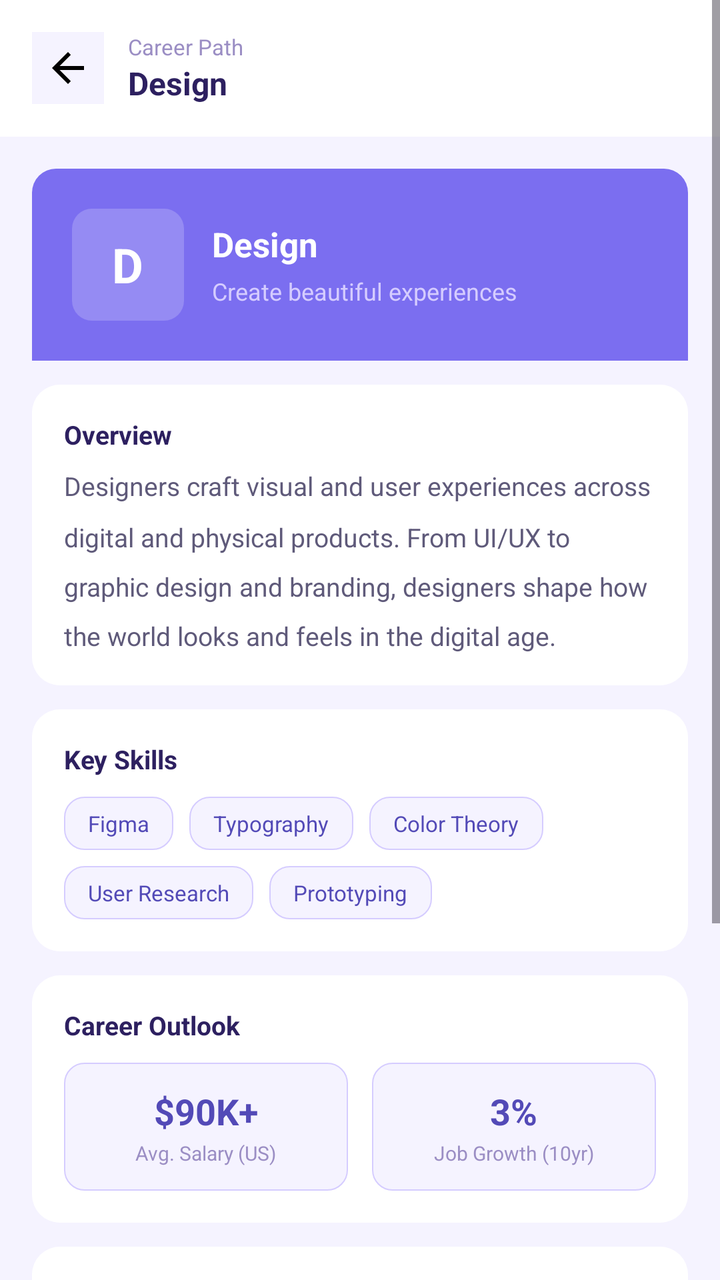
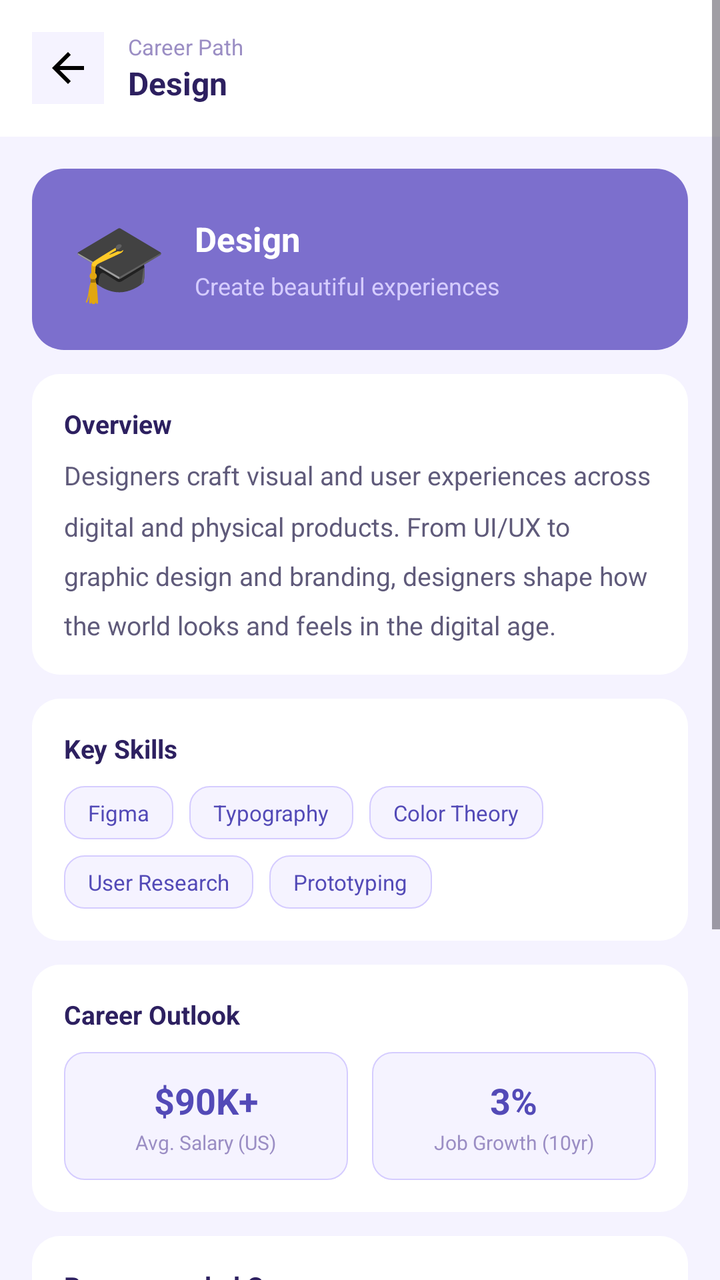

Compare the two renders of this Android layout. The source of the first and the diff that turns it into the second are given below.
<!-- AndroidManifest.xml: application theme Theme.Mind2Career -->
<!-- res/layout/activity_design.xml -->
<?xml version="1.0" encoding="utf-8"?>
<ScrollView
    xmlns:android="http://schemas.android.com/apk/res/android"
    xmlns:app="http://schemas.android.com/apk/res-auto"
    android:layout_width="match_parent"
    android:layout_height="match_parent"
    android:id="@+id/main"
    android:background="#F5F3FF"
    android:fillViewport="true">

    <LinearLayout
        android:layout_width="match_parent"
        android:layout_height="wrap_content"
        android:orientation="vertical">

        
        <LinearLayout
            android:layout_width="match_parent"
            android:layout_height="wrap_content"
            android:background="#FFFFFF"
            android:orientation="horizontal"
            android:padding="16dp"
            android:gravity="center_vertical">

            <ImageButton
                android:id="@+id/btnBack"
                android:layout_width="36dp"
                android:layout_height="36dp"
                android:background="#F5F3FF"
                android:src="@drawable/ic_back"
                android:padding="6dp"
                android:contentDescription="Back"/>

            <LinearLayout
                android:layout_width="0dp"
                android:layout_height="wrap_content"
                android:layout_weight="1"
                android:layout_marginStart="12dp"
                android:orientation="vertical">

                <TextView
                    android:layout_width="wrap_content"
                    android:layout_height="wrap_content"
                    android:text="Career Path"
                    android:textSize="11sp"
                    android:textColor="#9B8EC4"/>

                <TextView
                    android:layout_width="wrap_content"
                    android:layout_height="wrap_content"
                    android:text="Design"
                    android:textSize="16sp"
                    android:textStyle="bold"
                    android:textColor="#2D2060"/>
            </LinearLayout>
        </LinearLayout>

        <LinearLayout
            android:layout_width="match_parent"
            android:layout_height="wrap_content"
            android:orientation="vertical"
            android:padding="16dp">

            
            <LinearLayout
                android:layout_width="match_parent"
                android:layout_height="wrap_content"
                android:layout_marginBottom="12dp"
                android:background="@drawable/herocard"
                android:gravity="center_vertical"
                android:orientation="horizontal"
                android:padding="20dp">

                <LinearLayout
                    android:layout_width="56dp"
                    android:layout_height="56dp"
                    android:background="@drawable/heroicon"
                    android:gravity="center">

                    <TextView
                        android:layout_width="wrap_content"
                        android:layout_height="wrap_content"
                        android:text="D"
                        android:textColor="#FFFFFF"
                        android:textSize="24sp"
                        android:textStyle="bold" />
                </LinearLayout>

                <LinearLayout
                    android:layout_width="0dp"
                    android:layout_height="wrap_content"
                    android:layout_marginStart="14dp"
                    android:layout_weight="1"
                    android:orientation="vertical">

                    <TextView
                        android:layout_width="wrap_content"
                        android:layout_height="wrap_content"
                        android:text="Design"
                        android:textColor="#FFFFFF"
                        android:textSize="17sp"
                        android:textStyle="bold" />

                    <TextView
                        android:layout_width="wrap_content"
                        android:layout_height="wrap_content"
                        android:layout_marginTop="4dp"
                        android:text="Create beautiful experiences"
                        android:textColor="#D5CCFF"
                        android:textSize="12sp" />
                </LinearLayout>
            </LinearLayout>

            
            <androidx.cardview.widget.CardView
                android:layout_width="match_parent"
                android:layout_height="wrap_content"
                android:layout_marginBottom="12dp"
                app:cardCornerRadius="14dp"
                app:cardElevation="0dp">

                <LinearLayout
                    android:layout_width="match_parent"
                    android:layout_height="wrap_content"
                    android:background="#FFFFFF"
                    android:orientation="vertical"
                    android:padding="16dp">

                    <TextView
                        android:layout_width="wrap_content"
                        android:layout_height="wrap_content"
                        android:layout_marginBottom="8dp"
                        android:text="Overview"
                        android:textColor="#2D2060"
                        android:textSize="13sp"
                        android:textStyle="bold" />

                    <TextView
                        android:layout_width="match_parent"
                        android:layout_height="wrap_content"
                        android:lineSpacingMultiplier="1.6"
                        android:text="Designers craft visual and user experiences across digital and physical products. From UI/UX to graphic design and branding, designers shape how the world looks and feels in the digital age."
                        android:textColor="#5F5A7A"
                        android:textSize="13sp" />
                </LinearLayout>
            </androidx.cardview.widget.CardView>

            
            <androidx.cardview.widget.CardView
                android:layout_width="match_parent"
                android:layout_height="wrap_content"
                android:layout_marginBottom="12dp"
                app:cardCornerRadius="14dp"
                app:cardElevation="0dp">

                <LinearLayout
                    android:layout_width="match_parent"
                    android:layout_height="wrap_content"
                    android:background="#FFFFFF"
                    android:orientation="vertical"
                    android:padding="16dp">

                    <TextView
                        android:layout_width="wrap_content"
                        android:layout_height="wrap_content"
                        android:layout_marginBottom="10dp"
                        android:text="Key Skills"
                        android:textColor="#2D2060"
                        android:textSize="13sp"
                        android:textStyle="bold" />

                    <LinearLayout
                        android:layout_width="match_parent"
                        android:layout_height="wrap_content"
                        android:layout_marginBottom="8dp"
                        android:orientation="horizontal">

                        <TextView
                            android:layout_width="wrap_content"
                            android:layout_height="wrap_content"
                            android:layout_marginEnd="8dp"
                            android:background="@drawable/courseitem"
                            android:paddingStart="12dp"
                            android:paddingTop="6dp"
                            android:paddingEnd="12dp"
                            android:paddingBottom="6dp"
                            android:text="Figma"
                            android:textColor="#534AB7"
                            android:textSize="11sp" />

                        <TextView
                            android:layout_width="wrap_content"
                            android:layout_height="wrap_content"
                            android:layout_marginEnd="8dp"
                            android:background="@drawable/courseitem"
                            android:paddingStart="12dp"
                            android:paddingTop="6dp"
                            android:paddingEnd="12dp"
                            android:paddingBottom="6dp"
                            android:text="Typography"
                            android:textColor="#534AB7"
                            android:textSize="11sp" />

                        <TextView
                            android:layout_width="wrap_content"
                            android:layout_height="wrap_content"
                            android:background="@drawable/courseitem"
                            android:paddingStart="12dp"
                            android:paddingTop="6dp"
                            android:paddingEnd="12dp"
                            android:paddingBottom="6dp"
                            android:text="Color Theory"
                            android:textColor="#534AB7"
                            android:textSize="11sp" />
                    </LinearLayout>

                    <LinearLayout
                        android:layout_width="match_parent"
                        android:layout_height="wrap_content"
                        android:orientation="horizontal">

                        <TextView
                            android:layout_width="wrap_content"
                            android:layout_height="wrap_content"
                            android:layout_marginEnd="8dp"
                            android:background="@drawable/courseitem"
                            android:paddingStart="12dp"
                            android:paddingTop="6dp"
                            android:paddingEnd="12dp"
                            android:paddingBottom="6dp"
                            android:text="User Research"
                            android:textColor="#534AB7"
                            android:textSize="11sp" />

                        <TextView
                            android:layout_width="wrap_content"
                            android:layout_height="wrap_content"
                            android:background="@drawable/courseitem"
                            android:paddingStart="12dp"
                            android:paddingTop="6dp"
                            android:paddingEnd="12dp"
                            android:paddingBottom="6dp"
                            android:text="Prototyping"
                            android:textColor="#534AB7"
                            android:textSize="11sp" />
                    </LinearLayout>
                </LinearLayout>
            </androidx.cardview.widget.CardView>

            
            <androidx.cardview.widget.CardView
                android:layout_width="match_parent"
                android:layout_height="wrap_content"
                android:layout_marginBottom="12dp"
                app:cardCornerRadius="14dp"
                app:cardElevation="0dp">

                <LinearLayout
                    android:layout_width="match_parent"
                    android:layout_height="wrap_content"
                    android:background="#FFFFFF"
                    android:orientation="vertical"
                    android:padding="16dp">

                    <TextView
                        android:layout_width="wrap_content"
                        android:layout_height="wrap_content"
                        android:layout_marginBottom="10dp"
                        android:text="Career Outlook"
                        android:textColor="#2D2060"
                        android:textSize="13sp"
                        android:textStyle="bold" />

                    <LinearLayout
                        android:layout_width="match_parent"
                        android:layout_height="wrap_content"
                        android:orientation="horizontal"
                        android:weightSum="2">

                        <LinearLayout
                            android:layout_width="0dp"
                            android:layout_height="wrap_content"
                            android:layout_marginEnd="6dp"
                            android:layout_weight="1"
                            android:background="@drawable/courseitem"
                            android:gravity="center"
                            android:orientation="vertical"
                            android:padding="12dp">

                            <TextView
                                android:layout_width="wrap_content"
                                android:layout_height="wrap_content"
                                android:text="$90K+"
                                android:textColor="#534AB7"
                                android:textSize="18sp"
                                android:textStyle="bold" />

                            <TextView
                                android:layout_width="wrap_content"
                                android:layout_height="wrap_content"
                                android:layout_marginTop="2dp"
                                android:text="Avg. Salary (US)"
                                android:textColor="#9B8EC4"
                                android:textSize="10sp" />
                        </LinearLayout>

                        <LinearLayout
                            android:layout_width="0dp"
                            android:layout_height="wrap_content"
                            android:layout_marginStart="6dp"
                            android:layout_weight="1"
                            android:background="@drawable/courseitem"
                            android:gravity="center"
                            android:orientation="vertical"
                            android:padding="12dp">

                            <TextView
                                android:layout_width="wrap_content"
                                android:layout_height="wrap_content"
                                android:text="3%"
                                android:textColor="#534AB7"
                                android:textSize="18sp"
                                android:textStyle="bold" />

                            <TextView
                                android:layout_width="wrap_content"
                                android:layout_height="wrap_content"
                                android:layout_marginTop="2dp"
                                android:text="Job Growth (10yr)"
                                android:textColor="#9B8EC4"
                                android:textSize="10sp" />
                        </LinearLayout>
                    </LinearLayout>
                </LinearLayout>
            </androidx.cardview.widget.CardView>

            
            <androidx.cardview.widget.CardView
                android:layout_width="match_parent"
                android:layout_height="wrap_content"
                android:layout_marginBottom="16dp"
                app:cardCornerRadius="14dp"
                app:cardElevation="0dp">

                <LinearLayout
                    android:layout_width="match_parent"
                    android:layout_height="wrap_content"
                    android:background="#FFFFFF"
                    android:orientation="vertical"
                    android:padding="16dp">

                    <TextView
                        android:layout_width="wrap_content"
                        android:layout_height="wrap_content"
                        android:layout_marginBottom="10dp"
                        android:text="Recommended Courses"
                        android:textColor="#2D2060"
                        android:textSize="13sp"
                        android:textStyle="bold" />

                    
                    <LinearLayout
                        android:id="@+id/layoutGoogle"
                        android:layout_width="match_parent"
                        android:layout_height="wrap_content"
                        android:layout_marginBottom="8dp"
                        android:background="@drawable/courseitem"
                        android:gravity="center_vertical"
                        android:orientation="horizontal"
                        android:padding="10dp">

                        <LinearLayout
                            android:layout_width="32dp"
                            android:layout_height="32dp"
                            android:layout_marginEnd="10dp"
                            android:background="@drawable/roadmap"
                            android:gravity="center">

                            <TextView
                                android:layout_width="wrap_content"
                                android:layout_height="wrap_content"
                                android:text="G"
                                android:textColor="#FFFFFF"
                                android:textSize="14sp"
                                android:textStyle="bold" />
                        </LinearLayout>

                        <LinearLayout
                            android:layout_width="0dp"
                            android:layout_height="wrap_content"
                            android:layout_weight="1"
                            android:orientation="vertical">

                            <TextView
                                android:layout_width="wrap_content"
                                android:layout_height="wrap_content"
                                android:text="Google UX Design"
                                android:textColor="#2D2060"
                                android:textSize="12sp"
                                android:textStyle="bold" />

                            <TextView
                                android:layout_width="wrap_content"
                                android:layout_height="wrap_content"
                                android:text="Coursera Certificate"
                                android:textColor="#9B8EC4"
                                android:textSize="10sp" />
                        </LinearLayout>

                        <TextView
                            android:layout_width="wrap_content"
                            android:layout_height="wrap_content"
                            android:text="→"
                            android:textColor="#7C6FCD"
                            android:textSize="14sp" />
                    </LinearLayout>

                    
                    <LinearLayout
                        android:id="@+id/layoutFigma"
                        android:layout_width="match_parent"
                        android:layout_height="wrap_content"
                        android:layout_marginBottom="8dp"
                        android:background="@drawable/courseitem"
                        android:gravity="center_vertical"
                        android:orientation="horizontal"
                        android:padding="10dp">

                        <LinearLayout
                            android:layout_width="32dp"
                            android:layout_height="32dp"
                            android:layout_marginEnd="10dp"
                            android:background="@drawable/roadmap"
                            android:gravity="center">

                            <TextView
                                android:layout_width="wrap_content"
                                android:layout_height="wrap_content"
                                android:text="F"
                                android:textColor="#FFFFFF"
                                android:textSize="14sp"
                                android:textStyle="bold" />
                        </LinearLayout>

                        <LinearLayout
                            android:layout_width="0dp"
                            android:layout_height="wrap_content"
                            android:layout_weight="1"
                            android:orientation="vertical">

                            <TextView
                                android:layout_width="wrap_content"
                                android:layout_height="wrap_content"
                                android:text="Figma Academy"
                                android:textColor="#2D2060"
                                android:textSize="12sp"
                                android:textStyle="bold" />

                            <TextView
                                android:layout_width="wrap_content"
                                android:layout_height="wrap_content"
                                android:text="UI/UX Design Fundamentals"
                                android:textColor="#9B8EC4"
                                android:textSize="10sp" />
                        </LinearLayout>

                        <TextView
                            android:layout_width="wrap_content"
                            android:layout_height="wrap_content"
                            android:text="→"
                            android:textColor="#7C6FCD"
                            android:textSize="14sp" />
                    </LinearLayout>

                    
                    <LinearLayout
                        android:id="@+id/layoutDribbble"
                        android:layout_width="match_parent"
                        android:layout_height="wrap_content"
                        android:background="@drawable/courseitem"
                        android:gravity="center_vertical"
                        android:orientation="horizontal"
                        android:padding="10dp">

                        <LinearLayout
                            android:layout_width="32dp"
                            android:layout_height="32dp"
                            android:layout_marginEnd="10dp"
                            android:background="@drawable/roadmap"
                            android:gravity="center">

                            <TextView
                                android:layout_width="wrap_content"
                                android:layout_height="wrap_content"
                                android:text="D"
                                android:textColor="#FFFFFF"
                                android:textSize="14sp"
                                android:textStyle="bold" />
                        </LinearLayout>

                        <LinearLayout
                            android:layout_width="0dp"
                            android:layout_height="wrap_content"
                            android:layout_weight="1"
                            android:orientation="vertical">

                            <TextView
                                android:layout_width="wrap_content"
                                android:layout_height="wrap_content"
                                android:text="Dribbble"
                                android:textColor="#2D2060"
                                android:textSize="12sp"
                                android:textStyle="bold" />

                            <TextView
                                android:layout_width="wrap_content"
                                android:layout_height="wrap_content"
                                android:text="Design Course and Community"
                                android:textColor="#9B8EC4"
                                android:textSize="10sp" />
                        </LinearLayout>

                        <TextView
                            android:layout_width="wrap_content"
                            android:layout_height="wrap_content"
                            android:text="→"
                            android:textColor="#7C6FCD"
                            android:textSize="14sp" />
                    </LinearLayout>

                </LinearLayout>
            </androidx.cardview.widget.CardView>

        </LinearLayout>
    </LinearLayout>
</ScrollView>
<!-- resources referenced by this layout -->
<resources>
  <!-- drawable courseitem (drawable) -->
  <?xml version="1.0" encoding="utf-8"?>
  <shape xmlns:android="http://schemas.android.com/apk/res/android">
      <solid android:color="#F5F3FF" />
      <corners android:radius="10dp" />
      <stroke android:width="0.5dp" android:color="#D5CCFF" />
  </shape>
  <!-- drawable herocard (drawable) -->
  <?xml version="1.0" encoding="utf-8"?>
  <shape xmlns:android="http://schemas.android.com/apk/res/android"
      android:shape="rectangle">
      <solid android:color="#7B6EF0"/>
      <corners
          android:topLeftRadius="12dp"
          android:topRightRadius="12dp"
          android:bottomLeftRadius="0dp"
          android:bottomRightRadius="0dp"/>
  </shape>
  <!-- drawable heroicon (drawable) -->
  <?xml version="1.0" encoding="utf-8"?>
  <shape xmlns:android="http://schemas.android.com/apk/res/android"
      android:shape="rectangle">
      <solid android:color="#33FFFFFF"/>
      <corners android:radius="10dp"/>
  </shape>
  <!-- drawable ic_back (drawable) -->
  <vector xmlns:android="http://schemas.android.com/apk/res/android" android:autoMirrored="true" android:height="24dp" android:tint="#000000" android:viewportHeight="24" android:viewportWidth="24" android:width="24dp">
        
      <path android:fillColor="@android:color/white" android:pathData="M20,11H7.83l5.59,-5.59L12,4l-8,8 8,8 1.41,-1.41L7.83,13H20v-2z"/>
      
  </vector>
  <!-- drawable roadmap (drawable) -->
  <?xml version="1.0" encoding="utf-8"?>
  <shape xmlns:android="http://schemas.android.com/apk/res/android"
      android:shape="oval">
      <solid android:color="#6C5CE7"/>
  </shape>
  <style name="Theme.Mind2Career" parent="Base.Theme.Mind2Career" />
  <style name="Base.Theme.Mind2Career" parent="Theme.Material3.DayNight.NoActionBar">
          
          
      </style>
</resources>

<!-- the commit's change to res/layout/activity_design.xml (unified diff, before → after) -->
@@ -6,7 +6,8 @@
     android:layout_height="match_parent"
     android:id="@+id/main"
     android:background="#F5F3FF"
-    android:fillViewport="true">
+    android:fillViewport="true"
+    android:fitsSystemWindows="true">
 
     <LinearLayout
         android:layout_width="match_parent"
@@ -62,54 +63,52 @@
             android:padding="16dp">
 
             
-            <LinearLayout
+            <androidx.cardview.widget.CardView
                 android:layout_width="match_parent"
                 android:layout_height="wrap_content"
                 android:layout_marginBottom="12dp"
-                android:background="@drawable/herocard"
-                android:gravity="center_vertical"
-                android:orientation="horizontal"
-                android:padding="20dp">
+                app:cardCornerRadius="16dp"
+                app:cardElevation="0dp">
 
                 <LinearLayout
-                    android:layout_width="56dp"
-                    android:layout_height="56dp"
-                    android:background="@drawable/heroicon"
-                    android:gravity="center">
+                    android:layout_width="match_parent"
+                    android:layout_height="wrap_content"
+                    android:background="#7C6FCD"
+                    android:orientation="horizontal"
+                    android:padding="20dp"
+                    android:gravity="center_vertical">
 
                     <TextView
                         android:layout_width="wrap_content"
                         android:layout_height="wrap_content"
-                        android:text="D"
-                        android:textColor="#FFFFFF"
-                        android:textSize="24sp"
-                        android:textStyle="bold" />
+                        android:text="🎓"
+                        android:textSize="38sp"/>
+
+                    <LinearLayout
+                        android:layout_width="0dp"
+                        android:layout_height="wrap_content"
+                        android:layout_weight="1"
+                        android:layout_marginStart="14dp"
+                        android:orientation="vertical">
+
+                        <TextView
+                            android:layout_width="wrap_content"
+                            android:layout_height="wrap_content"
+                            android:text="Design"
+                            android:textSize="17sp"
+                            android:textStyle="bold"
+                            android:textColor="#FFFFFF"/>
+
+                        <TextView
+                            android:layout_width="wrap_content"
+                            android:layout_height="wrap_content"
+                            android:text="Create beautiful experiences"
+                            android:textSize="12sp"
+                            android:textColor="#D5CCFF"
+                            android:layout_marginTop="4dp"/>
+                    </LinearLayout>
                 </LinearLayout>
-
-                <LinearLayout
-                    android:layout_width="0dp"
-                    android:layout_height="wrap_content"
-                    android:layout_marginStart="14dp"
-                    android:layout_weight="1"
-                    android:orientation="vertical">
-
-                    <TextView
-                        android:layout_width="wrap_content"
-                        android:layout_height="wrap_content"
-                        android:text="Design"
-                        android:textColor="#FFFFFF"
-                        android:textSize="17sp"
-                        android:textStyle="bold" />
-
-                    <TextView
-                        android:layout_width="wrap_content"
-                        android:layout_height="wrap_content"
-                        android:layout_marginTop="4dp"
-                        android:text="Create beautiful experiences"
-                        android:textColor="#D5CCFF"
-                        android:textSize="12sp" />
-                </LinearLayout>
-            </LinearLayout>
+            </androidx.cardview.widget.CardView>
 
             
             <androidx.cardview.widget.CardView
<!-- resource entries referenced after the edit -->
@@ -6,24 +6,6 @@
       <solid android:color="#F5F3FF" />
       <corners android:radius="10dp" />
       <stroke android:width="0.5dp" android:color="#D5CCFF" />
-  </shape>
-  <!-- drawable herocard (drawable) -->
-  <?xml version="1.0" encoding="utf-8"?>
-  <shape xmlns:android="http://schemas.android.com/apk/res/android"
-      android:shape="rectangle">
-      <solid android:color="#7B6EF0"/>
-      <corners
-          android:topLeftRadius="12dp"
-          android:topRightRadius="12dp"
-          android:bottomLeftRadius="0dp"
-          android:bottomRightRadius="0dp"/>
-  </shape>
-  <!-- drawable heroicon (drawable) -->
-  <?xml version="1.0" encoding="utf-8"?>
-  <shape xmlns:android="http://schemas.android.com/apk/res/android"
-      android:shape="rectangle">
-      <solid android:color="#33FFFFFF"/>
-      <corners android:radius="10dp"/>
   </shape>
   <!-- drawable ic_back (drawable) -->
   <vector xmlns:android="http://schemas.android.com/apk/res/android" android:autoMirrored="true" android:height="24dp" android:tint="#000000" android:viewportHeight="24" android:viewportWidth="24" android:width="24dp">
